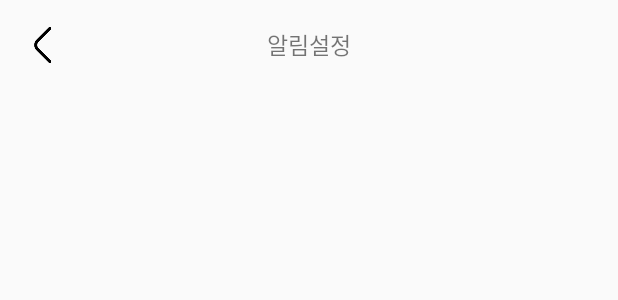
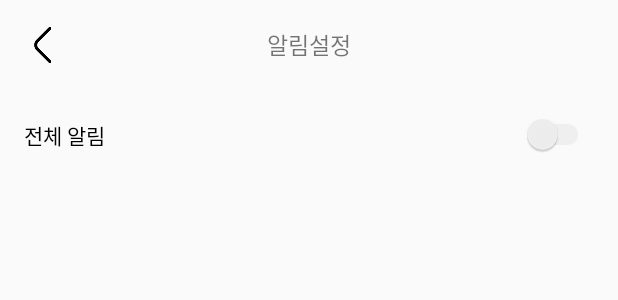
Before and after one commit to KorHello/DearMyFriends_XML, an Android app: the layout activity_setting_push.xml on its own in the app's theme, with its tools: preview values and no code run, on a phone screen of 412 x 824 dp. Shown: the top 300 px of the screen. Run offline under Robolectric (Android 15) with nearby library versions, the phone set to English and light mode, and no system bars.

Commit message:
푸시 온오프 하는중

```diff
--- a/app/src/main/java/com/devhouse/dearmyfriends/item/CommonItem.kt
+++ b/app/src/main/java/com/devhouse/dearmyfriends/item/CommonItem.kt
@@ -81,4 +81,10 @@ data class DeviceInfo (
 
         return json
     }
+
+    fun makeParamGetPushState(): JsonObject {
+        val json = JsonObject()
+        json.addProperty("deviceId", this.uuid)
+        return json
+    }
 }
--- a/app/src/main/res/layout/activity_setting_push.xml
+++ b/app/src/main/res/layout/activity_setting_push.xml
@@ -44,7 +44,22 @@
         android:layout_height="60dp"
         android:orientation="horizontal">
 
+        <TextView
+            android:text="전체 알림"
+            android:layout_weight="1"
+            android:textColor="@color/black"
+            android:layout_marginStart="16dp"
+            android:layout_width="0dp"
+            android:layout_height="wrap_content"
+            android:layout_gravity="center_vertical"/>
 
+        <Switch
+            android:theme="@style/switchTheme"
+            android:id="@+id/all_push_state"
+            android:layout_width="50dp"
+            android:layout_height="30dp"
+            android:layout_gravity="center_vertical"
+            android:layout_marginEnd="16dp"/>
 
     </LinearLayout>
 
--- a/app/src/main/res/values/colors.xml
+++ b/app/src/main/res/values/colors.xml
@@ -4,7 +4,7 @@
     <color name="purple_500">#FF6200EE</color>
     <color name="purple_700">#FF3700B3</color>
     <color name="teal_200">#FF03DAC5</color>
-    <color name="teal_700">#FF018786</color>
+    <color name="teal_700">#1C6D9B</color>
     <color name="black">#FF000000</color>
     <color name="white">#FFFFFFFF</color>
 </resources>
--- a/app/src/main/res/values/themes.xml
+++ b/app/src/main/res/values/themes.xml
@@ -1,5 +1,9 @@
 <?xml version="1.0" encoding="utf-8"?>
 <resources>
-
     <style name="Theme.DearMyFriends" parent="android:Theme.Material.Light.NoActionBar" />
+    <style name="switchTheme" parent="Theme.AppCompat.Light.NoActionBar">
+        <item name="colorControlActivated">#1C6D9B</item>
+        <item name="colorSwitchThumbNormal">#C1C1C1</item>
+        <item name="android:colorForeground">#cdcdcd</item>
+    </style>
 </resources>
```
Also changed, not shown: app/src/main/java/com/devhouse/dearmyfriends/viewModel/CommonViewModel.kt (+28 -0 lines), app/src/main/java/com/devhouse/dearmyfriends/views/setting/PushSettingView.kt (+12 -0 lines).
